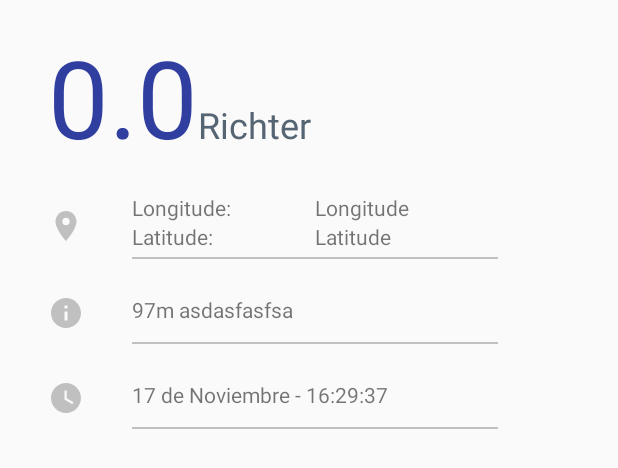
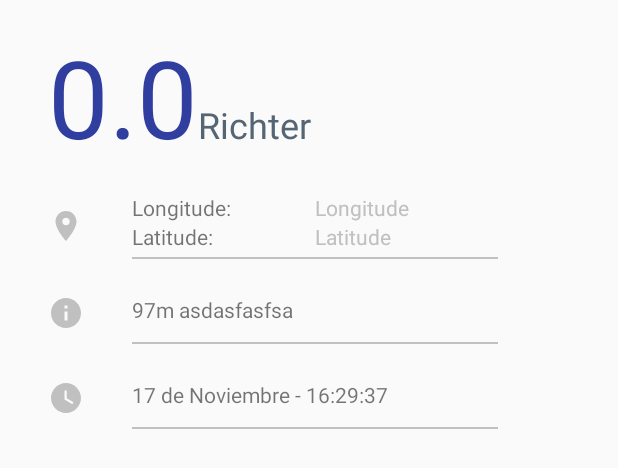
Before and after one commit to ssaczkowski/earthquakeMonitor, an Android app: the layout activity_detail.xml on its own in the app's theme, with its tools: preview values and no code run, on a phone screen of 412 x 824 dp. Shown: the top 468 px of the screen. Run offline under Robolectric (Android 15) with nearby library versions, the phone set to English and light mode, and no system bars.

Commit message:
Changes of detail's design

```diff
--- a/app/src/main/java/com/ssaczkowski/earthquakemonitor/MainActivity.java
+++ b/app/src/main/java/com/ssaczkowski/earthquakemonitor/MainActivity.java
@@ -41,7 +41,8 @@ public class MainActivity extends AppCompatActivity implements DownloadEqsAsyncT
         downloadEqsAsyncTask.delegate = this;
 
         try {
-            downloadEqsAsyncTask.execute(new URL("https://earthquake.usgs.gov/earthquakes/feed/v1.0/summary/all_hour.geojson"));
+            downloadEqsAsyncTask.execute(new URL("https://earthquake.usgs.gov/earthquakes/feed/v1.0/summary/all_hour.geojson") );
+
         } catch (MalformedURLException e) {
             e.printStackTrace();
         }
--- a/app/src/main/res/layout/activity_detail.xml
+++ b/app/src/main/res/layout/activity_detail.xml
@@ -64,6 +64,7 @@
                     android:layout_width="0dp"
                     android:layout_height="wrap_content"
                     android:layout_weight="1"
+                    android:textColor="@color/silver"
                     tools:text="Longitude"/>
             </LinearLayout>
             <LinearLayout
@@ -81,6 +82,7 @@
                     android:layout_width="0dp"
                     android:layout_height="wrap_content"
                     android:layout_weight="1"
+                    android:textColor="@color/silver"
                     tools:text="Latitude"/>
             </LinearLayout>
             <View
--- a/app/src/main/res/values/strings.xml
+++ b/app/src/main/res/values/strings.xml
@@ -2,7 +2,7 @@
     <string name="app_name">EarthquakeMonitor</string>
     <string name="title_activity_detail">DetailActivity</string>
     <string name="download_earthquakes_network_error">Hubo un error al descargar los datos de Terremotos.</string>
-    <string name="usgs_all_hour_earthquakes_url">"https://earthquake.usgs.gov/earthquakes/feed/v1.0/summary/all_hour.geojson"</string>
+    <string name="usgs_all_hour_earthquakes_url">https://earthquake.usgs.gov/earthquakes/feed/v1.0/summary/all_hour.geojson</string>
     <string name="richter">Richter</string>
     <string name="longitude">Longitude</string>
     <string name="latitude">Latitude</string>
```
Also changed, not shown: app/src/main/java/com/ssaczkowski/earthquakemonitor/DetailActivity.java (+11 -2 lines), app/src/main/java/com/ssaczkowski/earthquakemonitor/DownloadEqsAsyncTask.java (+6 -5 lines).
